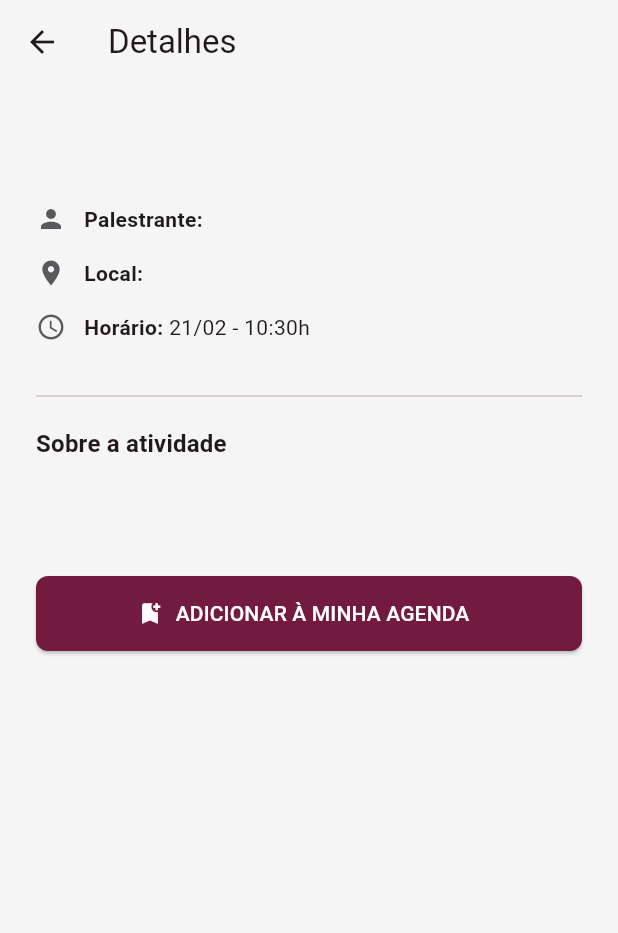
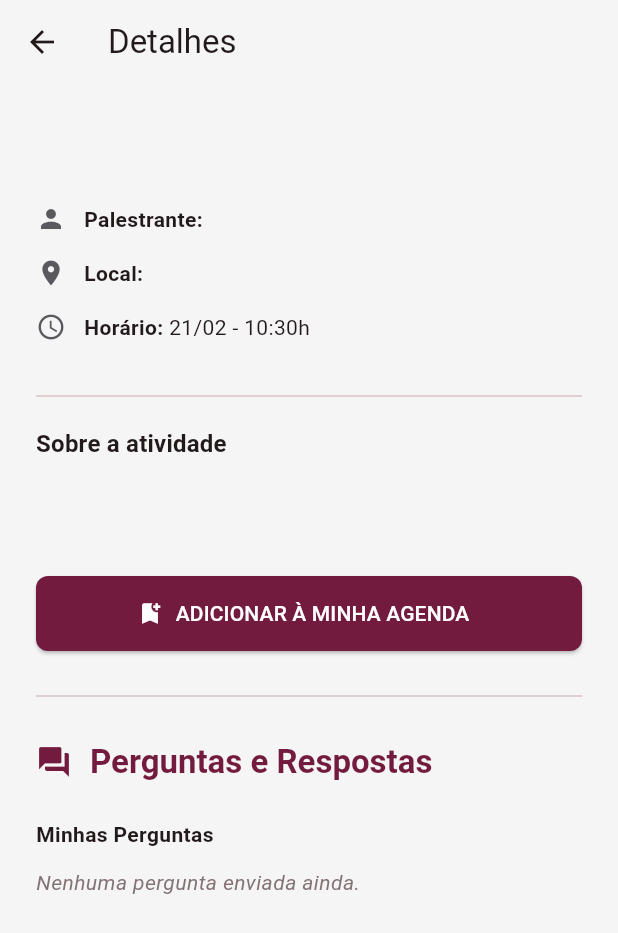
Before and after one commit to ttowzg/FlutterProject, a Flutter app: the DetalhesPalestraPage screen opened directly with empty values, on a phone screen of 412 x 824 dp. Shown: the top 933 px of the screen. Run offline on Flutter 3.47's test engine with Material 3 defaults, Android fonts, the light colour scheme and no system bars; our stand-ins replace cloud_firestore, firebase_auth, firebase_core; accounts and stored records are empty.

Commit message:
Implementacao de Gestao de Grade para Organizador e Painel de Perguntas para Palestrante

```diff
--- a/lib/features/main/presentation/pages/home_page.dart
+++ b/lib/features/main/presentation/pages/home_page.dart
@@ -6,6 +6,8 @@ import '../../../schedule/presentation/pages/programacao_view.dart';
 import '../../../profile/presentation/pages/profile_view.dart';
 import '../../../schedule/presentation/pages/agenda_view.dart';
 import '../../../checkin/presentation/pages/checkin_view.dart';
+import '../../../schedule/presentation/pages/gestao_grade_view.dart';
+import '../../../speakers/presentation/pages/painel_perguntas_view.dart';
 
 class HomePage extends StatefulWidget {
   const HomePage({super.key});
@@ -32,9 +34,9 @@ class _HomePageState extends State<HomePage> {
         if (role == 'aluno') {
           views.addAll([const AgendaView(), const CheckInView()]);
         } else if (role == 'palestrante') {
-          views.add(const Center(child: Text("Painel de Perguntas")));
+          views.add(const PainelPerguntasView());
         } else if (role == 'organizador') {
-          views.add(const Center(child: Text("Gestão da Grade")));
+          views.add(const GestaoGradeView());
         }
         views.add(const ProfileView());
 
--- a/lib/features/schedule/presentation/pages/detalhes_palestra_page.dart
+++ b/lib/features/schedule/presentation/pages/detalhes_palestra_page.dart
@@ -162,6 +162,9 @@ class DetalhesPalestraPage extends StatelessWidget {
                 label: const Text("ADICIONAR À MINHA AGENDA"),
               ),
             ),
+
+            // NOVA SEÇÃO: PERGUNTAS E RESPOSTAS
+            SecaoPerguntas(palestraId: palestra.id),
           ],
         ),
       ),
@@ -196,3 +199,155 @@ class DetalhesPalestraPage extends StatelessWidget {
     );
   }
 }
+
+// Widget para gerenciar a interação de Perguntas [cite: 132, 400-405]
+class SecaoPerguntas extends StatefulWidget {
+  final String palestraId;
+
+  const SecaoPerguntas({super.key, required this.palestraId});
+
+  @override
+  State<SecaoPerguntas> createState() => _SecaoPerguntasState();
+}
+
+class _SecaoPerguntasState extends State<SecaoPerguntas> {
+  final TextEditingController _controller = TextEditingController();
+  final String? _uid = FirebaseAuth.instance.currentUser?.uid;
+
+  Future<void> _enviarPergunta() async {
+    final texto = _controller.text.trim();
+    if (texto.isEmpty || _uid == null) return;
+
+    final user = FirebaseAuth.instance.currentUser;
+    await FirebaseFirestore.instance
+        .collection('palestras')
+        .doc(widget.palestraId)
+        .collection('perguntas')
+        .add({
+      'texto': texto,
+      'autor': user?.displayName ?? "Estudante",
+      'uidAutor': _uid,
+      'horario': FieldValue.serverTimestamp(),
+    });
+
+    _controller.clear();
+    if (mounted) {
+      ScaffoldMessenger.of(context).showSnackBar(
+        const SnackBar(content: Text("Pergunta enviada com sucesso!")),
+      );
+    }
+  }
+
+  @override
+  Widget build(BuildContext context) {
+    final colorScheme = Theme.of(context).colorScheme;
+
+    return StreamBuilder<DocumentSnapshot>(
+      stream: FirebaseFirestore.instance.collection('usuarios').doc(_uid).snapshots(),
+      builder: (context, snapshot) {
+        if (!snapshot.hasData) return const SizedBox();
+        final role = snapshot.data?.get('role') ?? 'aluno';
+
+        return Column(
+          crossAxisAlignment: CrossAxisAlignment.start,
+          children: [
+            const Divider(height: 60),
+            Row(
+              children: [
+                Icon(Icons.question_answer, color: colorScheme.primary),
+                const SizedBox(width: 12),
+                Text(
+                  "Perguntas e Respostas",
+                  style: Theme.of(context).textTheme.titleLarge?.copyWith(
+                        fontWeight: FontWeight.bold,
+                        color: colorScheme.primary,
+                      ),
+                ),
+              ],
+            ),
+            const SizedBox(height: 24),
+
+            // Interface do ALUNO: Campo para perguntar
+            if (role == 'aluno') ...[
+              TextField(
+                controller: _controller,
+                decoration: InputDecoration(
+                  hintText: "Faça uma pergunta ao palestrante...",
+                  filled: true,
+                  suffixIcon: IconButton(
+                    icon: const Icon(Icons.send),
+                    color: colorScheme.primary,
+                    onPressed: _enviarPergunta,
+                  ),
+                  border: OutlineInputBorder(
+                    borderRadius: BorderRadius.circular(12),
+                    borderSide: BorderSide.none,
+                  ),
+                ),
+                maxLines: 2,
+              ),
+              const SizedBox(height: 32),
+            ],
+
+            // Lista de Perguntas (Exibição Dinâmica)
+            Text(
+              role == 'palestrante' ? "Perguntas Recebidas" : "Minhas Perguntas",
+              style: const TextStyle(fontWeight: FontWeight.bold),
+            ),
+            const SizedBox(height: 12),
+
+            StreamBuilder<QuerySnapshot>(
+              stream: FirebaseFirestore.instance
+                  .collection('palestras')
+                  .doc(widget.palestraId)
+                  .collection('perguntas')
+                  .orderBy('horario', descending: true)
+                  .snapshots(),
+              builder: (context, qSnapshot) {
+                if (qSnapshot.connectionState == ConnectionState.waiting) {
+                  return const Center(child: LinearProgressIndicator());
+                }
+
+                final perguntas = qSnapshot.data?.docs ?? [];
+
+                // Filtra perguntas: Aluno só vê as suas, Palestrante vê todas
+                final listaFiltrada = perguntas.where((p) {
+                  if (role == 'palestrante') return true;
+                  return p['uidAutor'] == _uid;
+                }).toList();
+
+                if (listaFiltrada.isEmpty) {
+                  return Text(
+                    "Nenhuma pergunta enviada ainda.",
+                    style: TextStyle(color: colorScheme.outline, fontStyle: FontStyle.italic),
+                  );
+                }
+
+                return ListView.builder(
+                  shrinkWrap: true,
+                  physics: const NeverScrollableScrollPhysics(),
+                  itemCount: listaFiltrada.length,
+                  itemBuilder: (context, index) {
+                    final p = listaFiltrada[index];
+                    return Card(
+                      elevation: 0,
+                      color: colorScheme.surfaceVariant.withOpacity(0.5),
+                      margin: const EdgeInsets.only(bottom: 8),
+                      child: ListTile(
+                        title: Text(p['texto']),
+                        subtitle: Text(
+                          "Por: ${p['autor']} • ${p['horario'] != null ? DateFormat('HH:mm').format((p['horario'] as Timestamp).toDate()) : ''}",
+                          style: const TextStyle(fontSize: 12),
+                        ),
+                      ),
+                    );
+                  },
+                );
+              },
+            ),
+          ],
+        );
+      },
+    );
+  }
+}
--- a/lib/main.dart
+++ b/lib/main.dart
@@ -5,6 +5,8 @@ import 'package:firebase_auth/firebase_auth.dart';
 import 'features/auth/data/auth_service.dart';
 import 'features/auth/presentation/pages/login_page.dart';
 import 'features/main/presentation/pages/home_page.dart';
+import 'features/schedule/presentation/pages/gestao_grade_view.dart';
+import 'features/speakers/presentation/pages/painel_perguntas_view.dart';
 
 void main() async {
   WidgetsFlutterBinding.ensureInitialized();
```
Also changed, not shown: lib/features/schedule/presentation/pages/gestao_grade_view.dart (added, +209 -0 lines), lib/features/speakers/presentation/pages/painel_perguntas_view.dart (added, +128 -0 lines).
